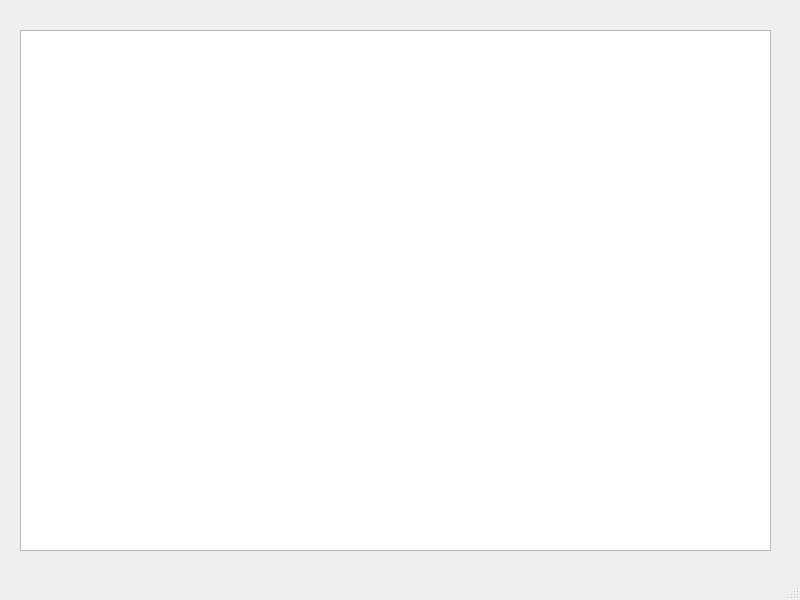
The window that mainwindow.ui (juandiego46/Proyecto_final) describes before a commit, drawn with Qt 5.
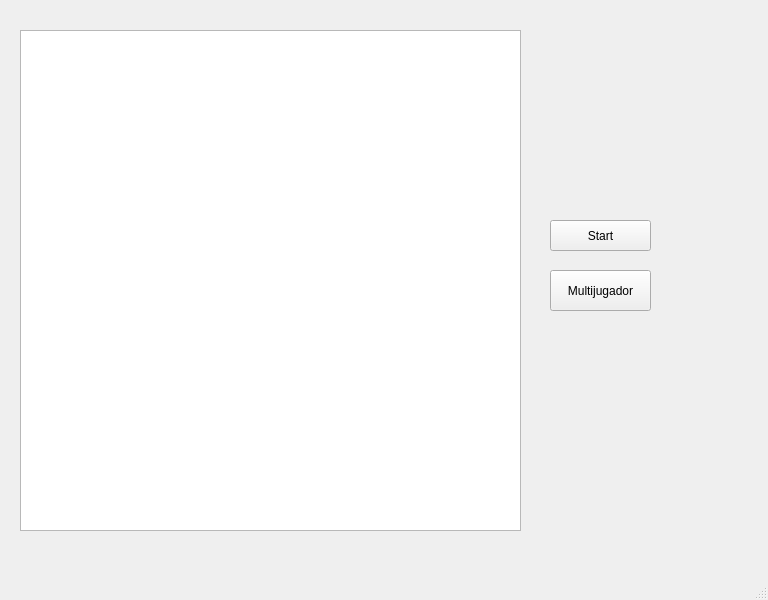
The same window after the commit.

The edit to the form file:
```diff
--- a/mainwindow.ui
+++ b/mainwindow.ui
@@ -6,7 +6,7 @@
    <rect>
     <x>0</x>
     <y>0</y>
-    <width>800</width>
+    <width>768</width>
     <height>600</height>
    </rect>
   </property>
@@ -19,11 +19,37 @@
      <rect>
       <x>20</x>
       <y>30</y>
-      <width>751</width>
-      <height>521</height>
+      <width>501</width>
+      <height>501</height>
      </rect>
     </property>
    </widget>
+   <widget class="QPushButton" name="pushButton">
+    <property name="geometry">
+     <rect>
+      <x>550</x>
+      <y>220</y>
+      <width>101</width>
+      <height>31</height>
+     </rect>
+    </property>
+    <property name="text">
+     <string>Start</string>
+    </property>
+   </widget>
+   <widget class="QPushButton" name="pushButton_2">
+    <property name="geometry">
+     <rect>
+      <x>550</x>
+      <y>270</y>
+      <width>101</width>
+      <height>41</height>
+     </rect>
+    </property>
+    <property name="text">
+     <string>Multijugador</string>
+    </property>
+   </widget>
   </widget>
   <widget class="QMenuBar" name="menubar">
    <property name="geometry">
```
Left out of the diff: 2 changed lines with no effect on the pictures.
